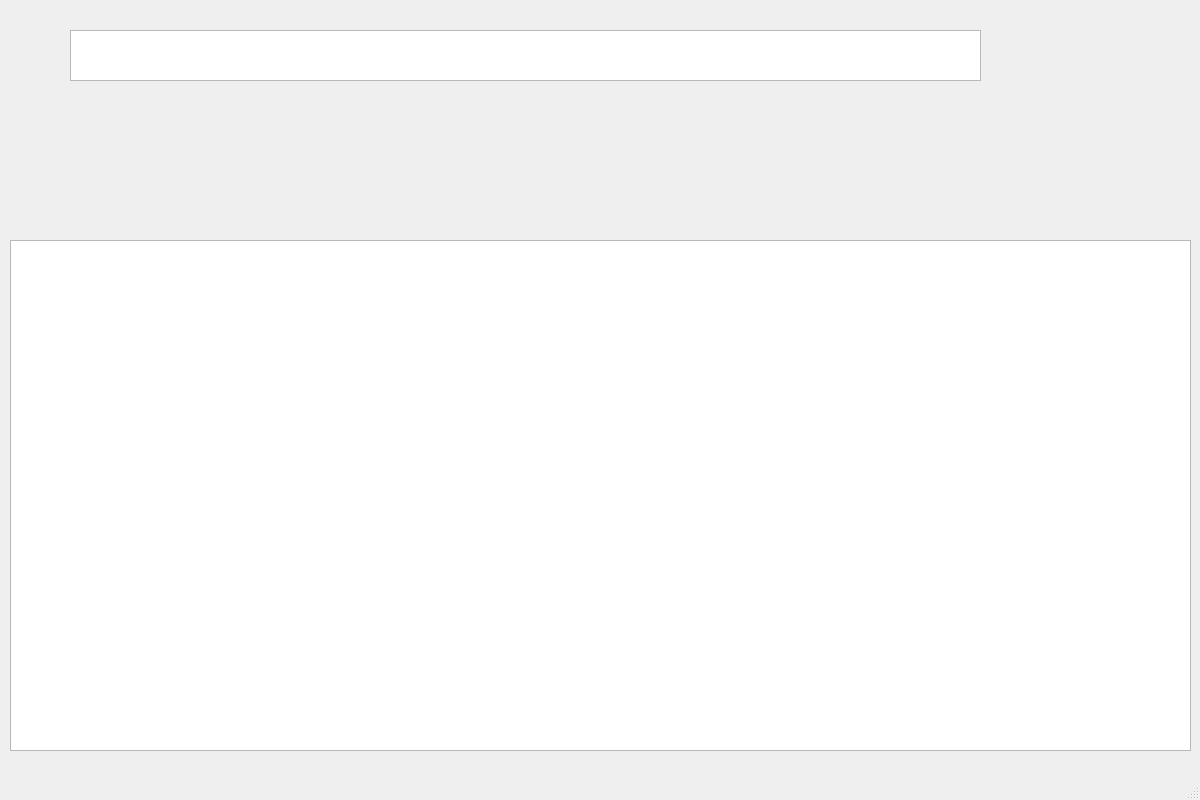
sgomez14/team-cook2, file searchpage.ui: the form before one commit.
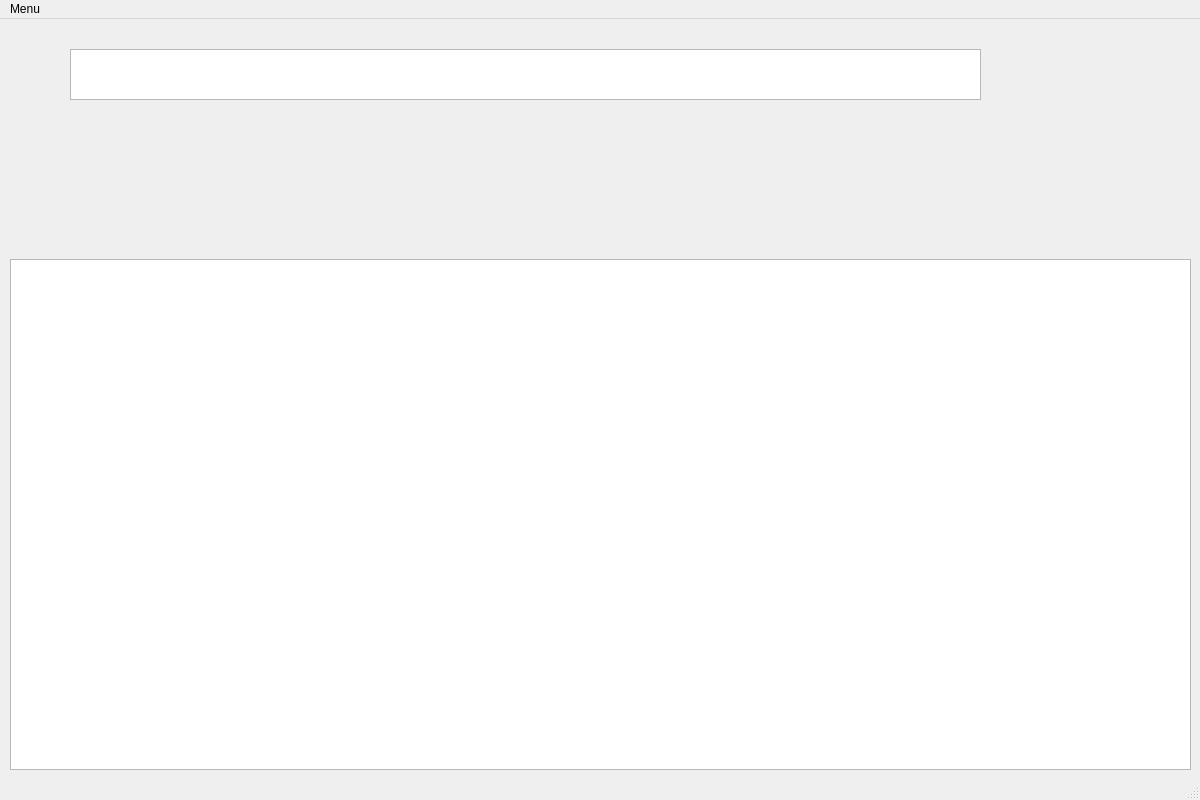
The form after the commit. Icons and pictures are not drawn.

Patch:
```diff
--- a/searchpage.ui
+++ b/searchpage.ui
@@ -56,6 +56,15 @@
      <height>21</height>
     </rect>
    </property>
+   <widget class="QMenu" name="menuMenu">
+    <property name="title">
+     <string>Menu</string>
+    </property>
+    <addaction name="actionHome"/>
+    <addaction name="actionAdd_Recipe"/>
+    <addaction name="actionCancel"/>
+   </widget>
+   <addaction name="menuMenu"/>
   </widget>
   <widget class="QStatusBar" name="statusbar"/>
  </widget>
```
Left out of the diff: 31 changed lines with no effect on the pictures.
